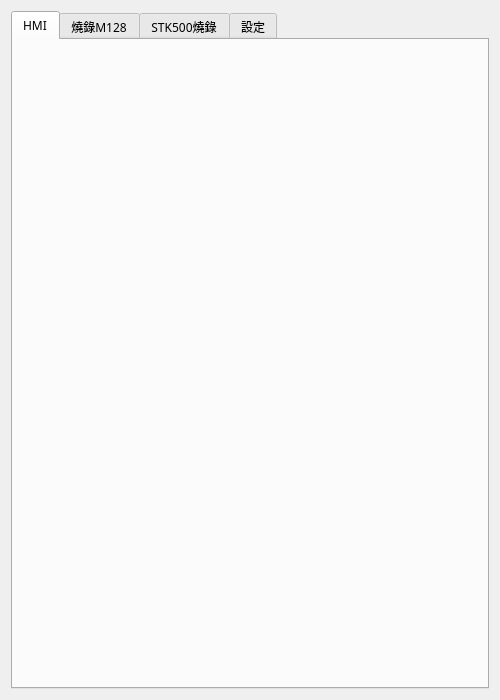
Before: the Qt Designer form ui/mainwindow.ui in mickey9910326/ASA_HMI_Data_Agent, drawn with Qt 5.
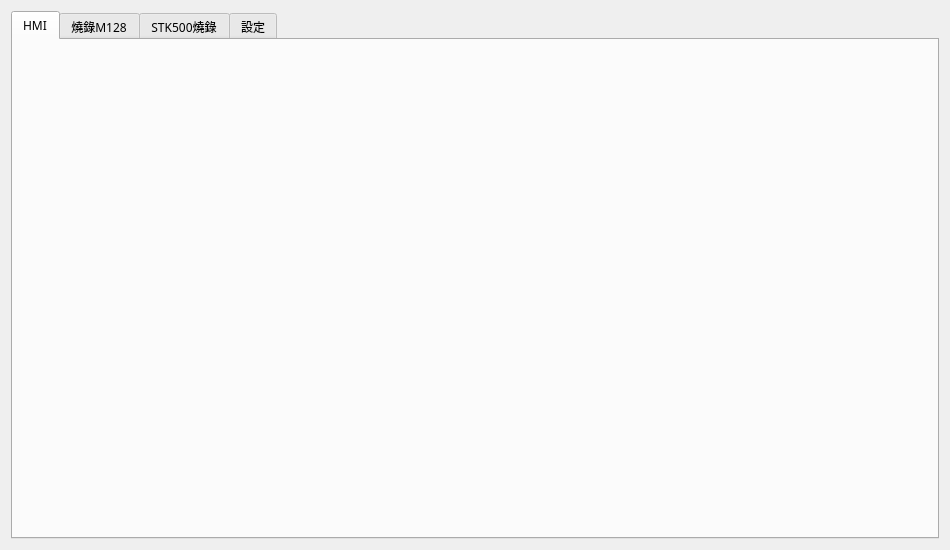
After: the same form once the commit is applied.

```diff
--- a/ui/mainwindow.ui
+++ b/ui/mainwindow.ui
@@ -6,8 +6,8 @@
    <rect>
     <x>0</x>
     <y>0</y>
-    <width>500</width>
-    <height>700</height>
+    <width>950</width>
+    <height>550</height>
    </rect>
   </property>
   <property name="sizePolicy">
@@ -35,13 +35,28 @@
        <attribute name="title">
         <string>HMI</string>
        </attribute>
-       <layout class="QHBoxLayout" name="horizontalLayout">
-        <item>
-         <widget class="QWidget" name="tabHmi_1" native="true"/>
-        </item>
+       <layout class="QVBoxLayout" name="verticalLayout_2">
+        <property name="spacing">
+         <number>0</number>
+        </property>
+        <property name="leftMargin">
+         <number>0</number>
+        </property>
+        <property name="topMargin">
+         <number>0</number>
+        </property>
+        <property name="rightMargin">
+         <number>0</number>
+        </property>
+        <property name="bottomMargin">
+         <number>0</number>
+        </property>
         <item>
          <widget class="QWidget" name="tabHmi_2" native="true"/>
         </item>
+        <item>
+         <widget class="QWidget" name="tabHmi_1" native="true"/>
+        </item>
        </layout>
       </widget>
       <widget class="QWidget" name="tabAsaProg">
```
